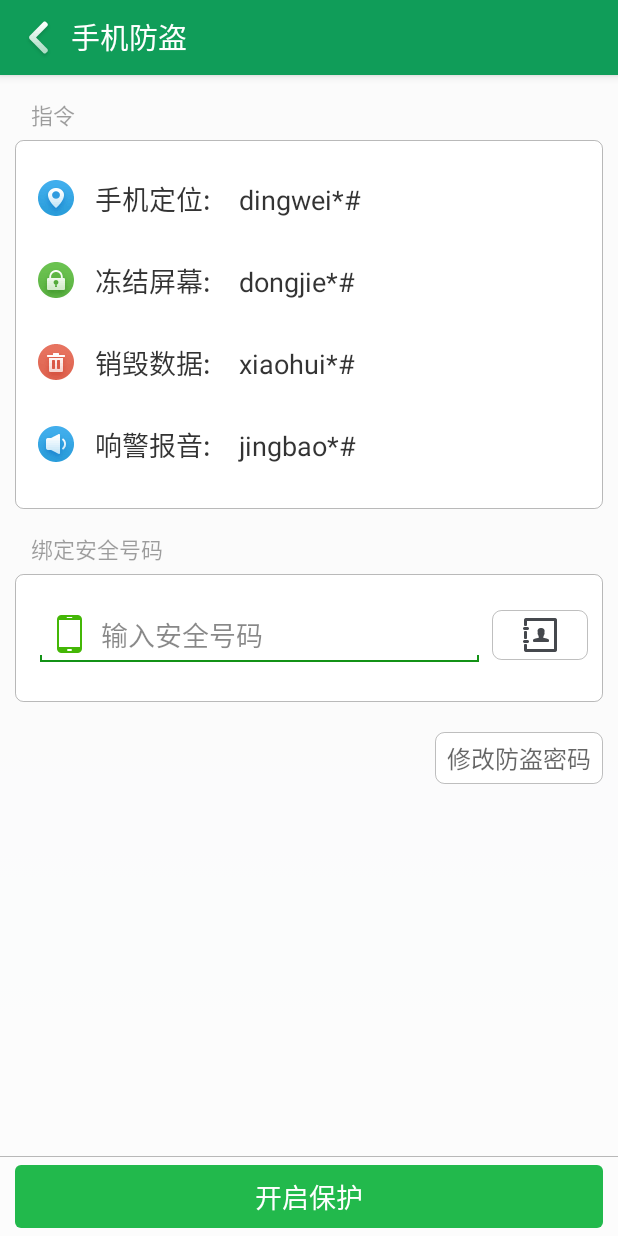
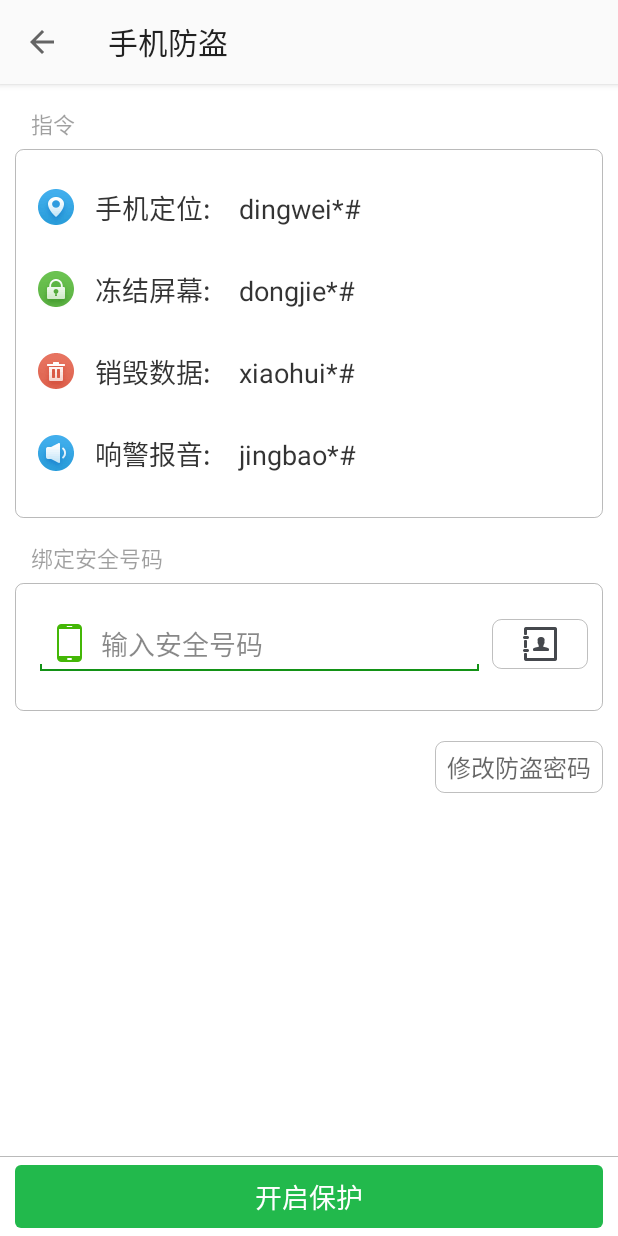
Before and after one commit to yuanshihao/PhoneAssistant, an Android app: the AntitheftActivity screen opened directly, with no data from a screen before it, on a phone screen of 412 x 824 dp. Run offline under Robolectric (Android 15) with nearby library versions, the phone set to English and light mode, and no system bars.

Commit message:
add toolbar

```diff
--- a/app/src/main/AndroidManifest.xml
+++ b/app/src/main/AndroidManifest.xml
@@ -47,7 +47,7 @@
         <activity
             android:name="com.ysh.phoneassistant.activity.AntitheftActivity"
             android:screenOrientation="portrait"
-            android:theme="@android:style/Theme.NoTitleBar"
+            android:theme="@style/AppTheme"
             android:windowSoftInputMode="adjustPan" />
         <receiver
             android:name="com.ysh.phoneassistant.receiver.mAdminReceiver"
--- a/app/src/main/java/com/ysh/phoneassistant/activity/AntitheftActivity.java
+++ b/app/src/main/java/com/ysh/phoneassistant/activity/AntitheftActivity.java
@@ -1,6 +1,5 @@
 package com.ysh.phoneassistant.activity;
 
-import android.app.Activity;
 import android.app.admin.DevicePolicyManager;
 import android.content.ComponentName;
 import android.content.Intent;
@@ -8,6 +7,8 @@ import android.content.SharedPreferences;
 import android.content.SharedPreferences.Editor;
 import android.os.Bundle;
 import android.os.Vibrator;
+import android.support.v7.app.AppCompatActivity;
+import android.support.v7.widget.Toolbar;
 import android.telephony.TelephonyManager;
 import android.text.TextUtils;
 import android.view.View;
@@ -27,7 +28,7 @@ import com.ysh.phoneassistant.ui.AlertOpenAdminDialog;
 import com.ysh.phoneassistant.ui.SetPwdDialog;
 import com.ysh.phoneassistant.utils.MD5Utils;
 
-public class AntitheftActivity extends Activity {
+public class AntitheftActivity extends AppCompatActivity {
 
 	private TextView bt_startBind;
 	private EditText et_safeNumber;
@@ -62,6 +63,18 @@ public class AntitheftActivity extends Activity {
 		super.onCreate(savedInstanceState);
 		setContentView(R.layout.activity_antitheft);
 
+		Toolbar toolbar = (Toolbar) findViewById(R.id.toolbar);
+		setSupportActionBar(toolbar);
+		setTitle("手机防盗");
+		getSupportActionBar().setDisplayHomeAsUpEnabled(true);
+
+		toolbar.setNavigationOnClickListener(new OnClickListener() {
+			@Override
+			public void onClick(View v) {
+				back();
+			}
+		});
+
 		ll_edit = (LinearLayout) findViewById(R.id.ll_edit);
 		vibrator = (Vibrator) getSystemService(VIBRATOR_SERVICE);
 		tv_bindInfo = (TextView) findViewById(R.id.tv_bindInfo);
@@ -69,7 +82,6 @@ public class AntitheftActivity extends Activity {
 		bt_startBind = (TextView) findViewById(R.id.bt_startBind);
 		et_safeNumber = (EditText) findViewById(R.id.et_safeNumber);
 		bt_selectContacts = (ImageButton) findViewById(R.id.bt_selectContants);
-		tv_back = (TextView) findViewById(R.id.tv_back);
 		tv_setPwd = (TextView) findViewById(R.id.tv_setPwd);
 
 		et_safeNumber.setFocusableInTouchMode(false);
@@ -95,14 +107,6 @@ public class AntitheftActivity extends Activity {
 				vibrator.vibrate(30);
 				Intent intent = new Intent(AntitheftActivity.this, ContantsList.class);
 				startActivityForResult(intent, 0);
-			}
-		});
-
-		tv_back.setOnClickListener(new OnClickListener() {
-
-			@Override
-			public void onClick(View v) {
-				back();
 			}
 		});
 
--- a/app/src/main/res/drawable/bg_home_title_bar.xml
+++ b/app/src/main/res/drawable/bg_home_title_bar.xml
@@ -2,6 +2,6 @@
 <shape xmlns:android="http://schemas.android.com/apk/res/android"
     android:shape="rectangle" >
 
-    <solid android:color="#688491" />
+    <solid android:color="#fafafa" />
 
 </shape>
--- a/app/src/main/res/layout/activity_antitheft.xml
+++ b/app/src/main/res/layout/activity_antitheft.xml
@@ -4,37 +4,17 @@
     android:layout_height="match_parent"
     android:background="#FBFFFFFF" >
 
-    <LinearLayout
-        android:elevation="4dp"
-        android:id="@+id/ll_title"
+    <android.support.v7.widget.Toolbar
+        android:id="@+id/toolbar"
+        android:elevation="3dp"
         android:layout_width="match_parent"
-        android:layout_height="50dp"
-        android:background="#109d59"
-        android:gravity="center_vertical"
-        android:orientation="horizontal" >
-
-        <TextView
-            android:id="@+id/tv_back"
-            android:layout_width="wrap_content"
-            android:layout_height="wrap_content"
-            android:layout_marginTop="1.5dp"
-            android:drawableLeft="@drawable/title_bar_back"
-            android:paddingLeft="10dp"
-            android:paddingRight="5dp" />
-
-        <TextView
-            android:layout_width="0dp"
-            android:layout_height="wrap_content"
-            android:layout_weight="1"
-            android:text="手机防盗"
-            android:textColor="#ffffff"
-            android:textSize="19.5sp" />
-    </LinearLayout>
+        android:layout_height="?attr/actionBarSize"
+        android:background="#fafafa"/>
 
     <ScrollView
         android:layout_width="match_parent"
         android:layout_height="wrap_content"
-        android:layout_below="@id/ll_title"
+        android:layout_below="@id/toolbar"
         android:layout_marginBottom="59dp" >
 
         <LinearLayout
--- a/app/src/main/res/layout/activity_home.xml
+++ b/app/src/main/res/layout/activity_home.xml
@@ -11,7 +11,7 @@
         android:text="PhoneAssistant"
         android:textColor="#96000000"
         android:textSize="20dp"
-        android:elevation="6dp"
+        android:elevation="3dp"
         android:paddingLeft="16dp"
         android:gravity="center_vertical"
         android:background="@drawable/bg_home_title_bar"/>
--- a/app/src/main/res/values/styles.xml
+++ b/app/src/main/res/values/styles.xml
@@ -5,7 +5,9 @@
         by AppBaseTheme from res/values-vXX/styles.xml on newer devices.
     -->
 
+    <style name="AppTheme" parent="Theme.AppCompat.Light.NoActionBar">
 
+    </style>
 
     <style name="MyDialog">
         <item name="android:windowIsFloating">true</item>
```
